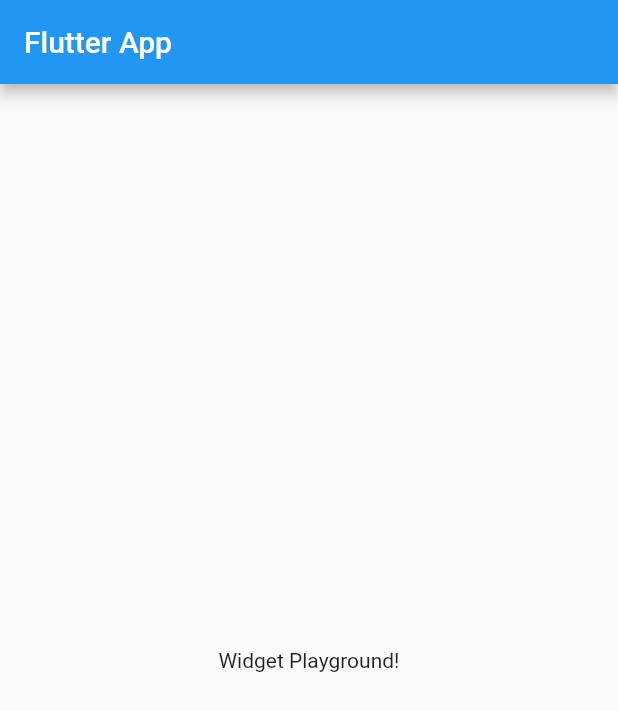
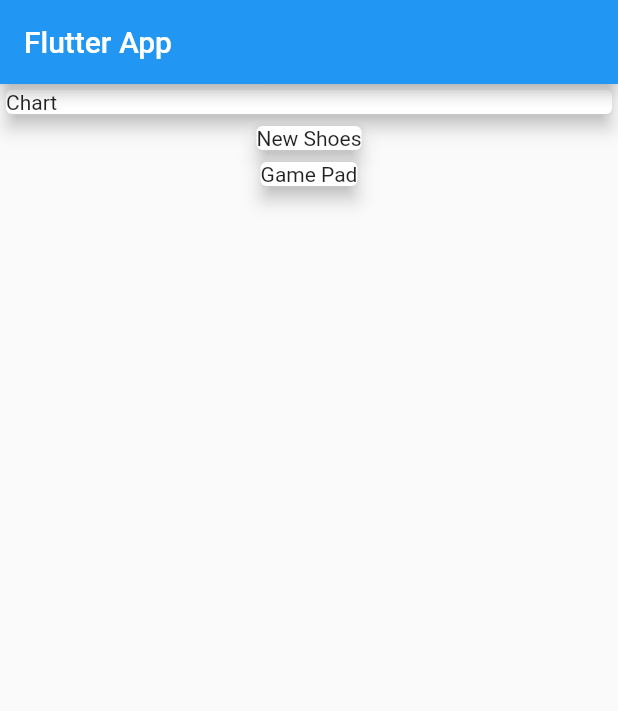
Before and after one commit to BoodynX/UT2PersonalFinanse, a Flutter app: the screen it shows after launch, on a phone screen of 412 x 824 dp. Shown: the top 711 px of the screen. Run offline on Flutter 3.47's test engine with Material 2 defaults, Android fonts, the phone set to English and light mode, and no system bars.

Commit message:
feat: chart placeholder and hardcoded transactions listing (lesson 74)

```diff
--- a/lib/main.dart
+++ b/lib/main.dart
@@ -1,4 +1,5 @@
 import 'package:flutter/material.dart';
+import 'package:ut_personal_expenses/transaction.dart';
 
 void main() => runApp(MyApp());
 
@@ -13,14 +14,46 @@ class MyApp extends StatelessWidget {
 }
 
 class MyHomePage extends StatelessWidget {
+  final List<Transaction> transactions = [
+    Transaction(
+      id: 't1',
+      title: 'New Shoes',
+      amount: 69.99,
+      date: DateTime.now(),
+    ),
+    Transaction(
+      id: 't2',
+      title: 'Game Pad',
+      amount: 95.00,
+      date: DateTime.now(),
+    ),
+  ];
+
   @override
   Widget build(BuildContext context) {
     return Scaffold(
       appBar: AppBar(
         title: Text('Flutter App'),
       ),
-      body: Center(
-        child: Text('Widget Playground!'),
+      body: Column(
+        mainAxisAlignment: MainAxisAlignment.start,
+        children: <Widget>[
+          Container(
+            width: double.infinity,
+            child: Card(
+              child: Text('Chart'),
+              elevation: 5,
+            ),
+          ),
+          Column(
+            children: transactions.map((Transaction transaction) {
+              return Card(
+                child: Text(transaction.title),
+                elevation: 5,
+              );
+            }).toList(),
+          ),
+        ],
       ),
     );
   }
--- /dev/null
+++ b/lib/transaction.dart
@@ -0,0 +1,15 @@
+import 'package:flutter/foundation.dart';
+
+class Transaction {
+  final String id;
+  final String title;
+  final double amount;
+  final DateTime date;
+
+  Transaction({
+    @required this.id,
+    @required this.title,
+    @required this.amount,
+    @required this.date,
+  });
+}
```
